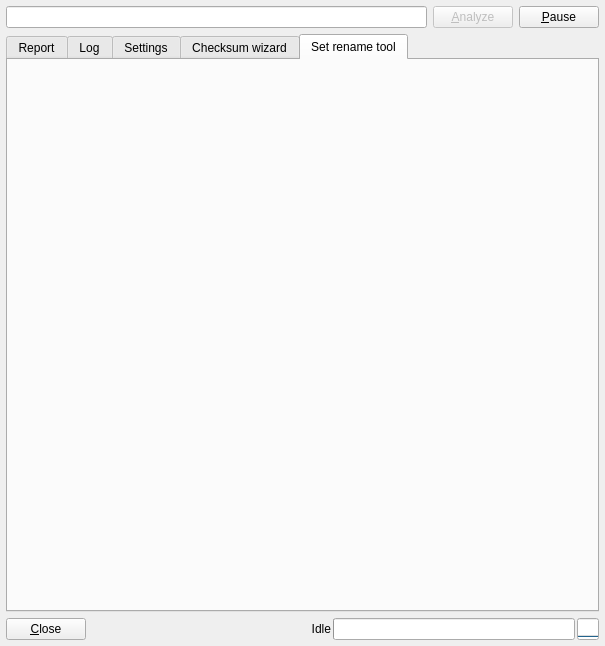
qmc2/qmc2-mame-fe, file romalyzer.ui: the form before one commit.
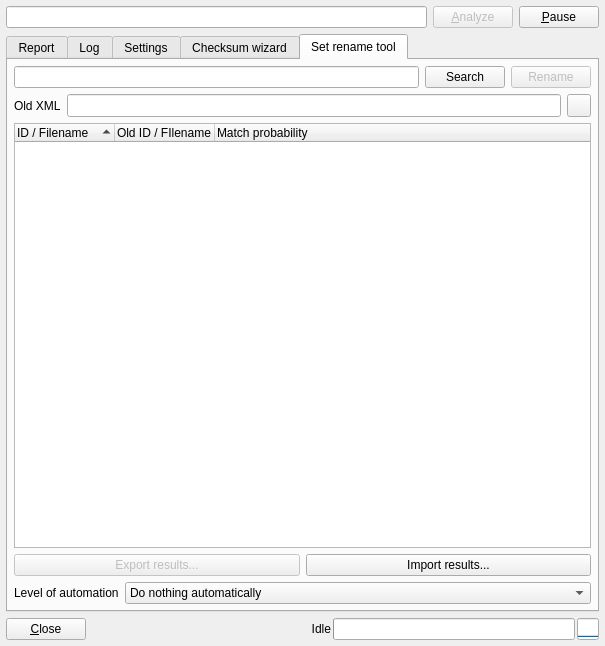
The form after the commit. The open tabs and pages were chosen to show the change. Icons and pictures are not drawn.

Commit message: wip: created the basic UI framework for the upcoming set rename tool of the ROMAlzer (still does nothing yet!)

```diff
--- a/romalyzer.ui
+++ b/romalyzer.ui
@@ -1425,6 +1425,246 @@
       <attribute name="title">
        <string>Set rename tool</string>
       </attribute>
+      <layout class="QGridLayout" name="gridLayout">
+       <item row="0" column="0" colspan="2">
+        <widget class="QLineEdit" name="lineEditSetRenamerPattern">
+         <property name="sizePolicy">
+          <sizepolicy hsizetype="Expanding" vsizetype="Minimum">
+           <horstretch>0</horstretch>
+           <verstretch>0</verstretch>
+          </sizepolicy>
+         </property>
+         <property name="toolTip">
+          <string>Specify sets to be included in the search (Qt regular expression syntax)</string>
+         </property>
+        </widget>
+       </item>
+       <item row="0" column="2">
+        <widget class="QPushButton" name="pushButtonSetRenamerSearch">
+         <property name="sizePolicy">
+          <sizepolicy hsizetype="Fixed" vsizetype="Minimum">
+           <horstretch>0</horstretch>
+           <verstretch>0</verstretch>
+          </sizepolicy>
+         </property>
+         <property name="toolTip">
+          <string>Search for matches now!</string>
+         </property>
+         <property name="text">
+          <string>Search</string>
+         </property>
+         <property name="icon">
+          <iconset resource="qmc2.qrc">
+           <normaloff>:/data/img/filefind.png</normaloff>:/data/img/filefind.png</iconset>
+         </property>
+         <property name="autoDefault">
+          <bool>false</bool>
+         </property>
+        </widget>
+       </item>
+       <item row="0" column="3">
+        <widget class="QPushButton" name="pushButtonSetRenamerRenameSets">
+         <property name="enabled">
+          <bool>false</bool>
+         </property>
+         <property name="sizePolicy">
+          <sizepolicy hsizetype="Fixed" vsizetype="Minimum">
+           <horstretch>0</horstretch>
+           <verstretch>0</verstretch>
+          </sizepolicy>
+         </property>
+         <property name="toolTip">
+          <string>Rename selected sets</string>
+         </property>
+         <property name="text">
+          <string>Rename</string>
+         </property>
+         <property name="icon">
+          <iconset resource="qmc2.qrc">
+           <normaloff>:/data/img/rename.png</normaloff>:/data/img/rename.png</iconset>
+         </property>
+         <property name="autoDefault">
+          <bool>false</bool>
+         </property>
+        </widget>
+       </item>
+       <item row="2" column="0" colspan="4">
+        <widget class="QTreeWidget" name="treeWidgetSetRenamerSearchResult">
+         <property name="toolTip">
+          <string>Search results (checksum matches)</string>
+         </property>
+         <property name="selectionMode">
+          <enum>QAbstractItemView::ExtendedSelection</enum>
+         </property>
+         <property name="selectionBehavior">
+          <enum>QAbstractItemView::SelectRows</enum>
+         </property>
+         <property name="rootIsDecorated">
+          <bool>false</bool>
+         </property>
+         <property name="uniformRowHeights">
+          <bool>true</bool>
+         </property>
+         <property name="itemsExpandable">
+          <bool>false</bool>
+         </property>
+         <property name="sortingEnabled">
+          <bool>true</bool>
+         </property>
+         <property name="allColumnsShowFocus">
+          <bool>true</bool>
+         </property>
+         <column>
+          <property name="text">
+           <string>ID / Filename</string>
+          </property>
+         </column>
+         <column>
+          <property name="text">
+           <string>Old ID / FIlename</string>
+          </property>
+         </column>
+         <column>
+          <property name="text">
+           <string>Match probability</string>
+          </property>
+         </column>
+        </widget>
+       </item>
+       <item row="4" column="0" colspan="4">
+        <layout class="QHBoxLayout" name="horizontalLayout_5">
+         <item>
+          <widget class="QLabel" name="labelSetRenamerAutomationLevel">
+           <property name="text">
+            <string>Level of automation</string>
+           </property>
+          </widget>
+         </item>
+         <item>
+          <widget class="QComboBox" name="comboBoxSetRenamerAutomationLevel">
+           <property name="sizePolicy">
+            <sizepolicy hsizetype="Expanding" vsizetype="Fixed">
+             <horstretch>0</horstretch>
+             <verstretch>0</verstretch>
+            </sizepolicy>
+           </property>
+           <property name="toolTip">
+            <string>Choose the level of automated set renamer operations</string>
+           </property>
+           <item>
+            <property name="text">
+             <string>Do nothing automatically</string>
+            </property>
+           </item>
+           <item>
+            <property name="text">
+             <string>Automatically select sure matches</string>
+            </property>
+           </item>
+           <item>
+            <property name="text">
+             <string>Automatically select sure matches and rename sets accordingly</string>
+            </property>
+           </item>
+          </widget>
+         </item>
+        </layout>
+       </item>
+       <item row="1" column="0" colspan="4">
+        <layout class="QHBoxLayout" name="horizontalLayout_6">
+         <item>
+          <widget class="QLabel" name="labelSetRenamerOldXmlFile">
+           <property name="text">
+            <string>Old XML</string>
+           </property>
+          </widget>
+         </item>
+         <item>
+          <widget class="QLineEdit" name="lineEditSetRenamerOldXmlFile">
+           <property name="sizePolicy">
+            <sizepolicy hsizetype="Expanding" vsizetype="Minimum">
+             <horstretch>0</horstretch>
+             <verstretch>0</verstretch>
+            </sizepolicy>
+           </property>
+           <property name="toolTip">
+            <string>Old XML data input file (produced with '-listxml')</string>
+           </property>
+          </widget>
+         </item>
+         <item>
+          <widget class="QToolButton" name="toolButtonBrowseSetRenamerOldXmlFile">
+           <property name="sizePolicy">
+            <sizepolicy hsizetype="Fixed" vsizetype="Minimum">
+             <horstretch>0</horstretch>
+             <verstretch>0</verstretch>
+            </sizepolicy>
+           </property>
+           <property name="toolTip">
+            <string>Browse old XML data input file (produced with '-listxml')</string>
+           </property>
+           <property name="icon">
+            <iconset resource="qmc2.qrc">
+             <normaloff>:/data/img/fileopen.png</normaloff>:/data/img/fileopen.png</iconset>
+           </property>
+          </widget>
+         </item>
+        </layout>
+       </item>
+       <item row="3" column="0" colspan="4">
+        <layout class="QHBoxLayout" name="horizontalLayout_7">
+         <item>
+          <widget class="QPushButton" name="pushButtonSetRenamerExportResults">
+           <property name="enabled">
+            <bool>false</bool>
+           </property>
+           <property name="sizePolicy">
+            <sizepolicy hsizetype="Minimum" vsizetype="Minimum">
+             <horstretch>0</horstretch>
+             <verstretch>0</verstretch>
+            </sizepolicy>
+           </property>
+           <property name="toolTip">
+            <string>Export selected results to a file</string>
+           </property>
+           <property name="text">
+            <string>Export results...</string>
+           </property>
+           <property name="icon">
+            <iconset resource="qmc2.qrc">
+             <normaloff>:/data/img/filesaveas.png</normaloff>:/data/img/filesaveas.png</iconset>
+           </property>
+           <property name="autoDefault">
+            <bool>false</bool>
+           </property>
+          </widget>
+         </item>
+         <item>
+          <widget class="QPushButton" name="pushButtonSetRenamerImportResults">
+           <property name="sizePolicy">
+            <sizepolicy hsizetype="Minimum" vsizetype="Minimum">
+             <horstretch>0</horstretch>
+             <verstretch>0</verstretch>
+            </sizepolicy>
+           </property>
+           <property name="toolTip">
+            <string>Import results from a file</string>
+           </property>
+           <property name="text">
+            <string>Import results...</string>
+           </property>
+           <property name="icon">
+            <iconset resource="qmc2.qrc">
+             <normaloff>:/data/img/fileopen.png</normaloff>:/data/img/fileopen.png</iconset>
+           </property>
+           <property name="autoDefault">
+            <bool>false</bool>
+           </property>
+          </widget>
+         </item>
+        </layout>
+       </item>
+      </layout>
      </widget>
     </widget>
    </item>
```
Left out of the diff: 33 changed lines with no effect on the pictures. The commit also changes 17 other files.
